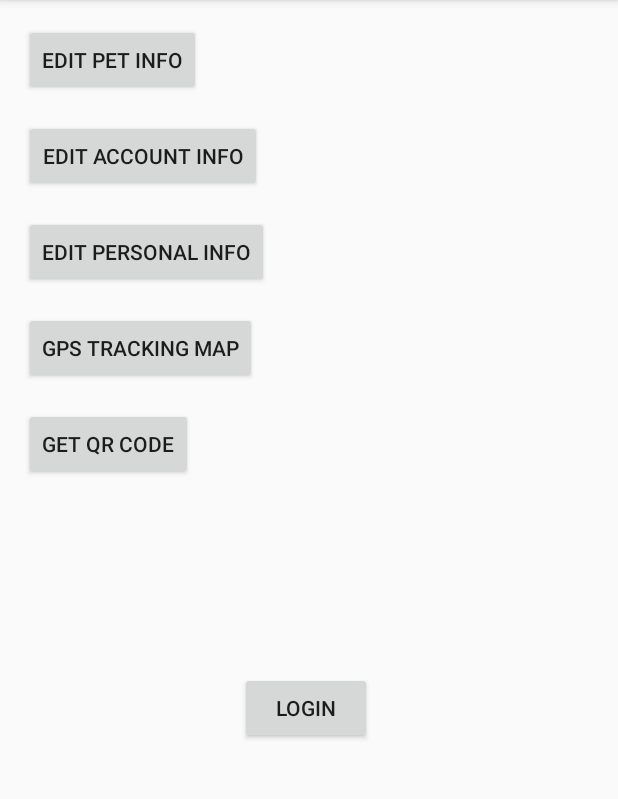
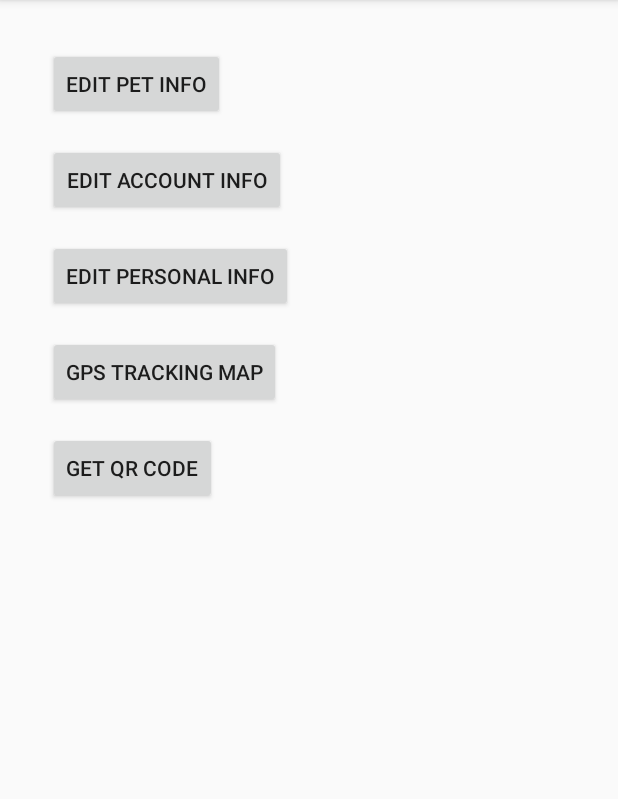
Before and after one commit to jameshoang2709/PeTracker, an Android app: the MainActivity screen opened directly, with no data from a screen before it, on a phone screen of 412 x 824 dp, the part 84-883 px from its top. Run offline under Robolectric (Android 15) with nearby library versions, the light colour scheme and no system bars; network calls fail.

Commit message:
took out login button from main

```diff
--- a/app/src/main/java/com/example/petracker/MainActivity.java
+++ b/app/src/main/java/com/example/petracker/MainActivity.java
@@ -77,10 +77,4 @@ public class MainActivity extends AppCompatActivity {
         intent.putExtra("userId", userId);
         startActivity(intent);
     }
-
-    public void toLogin (View view) {
-        Intent intent = new Intent(this, UserLogin.class);
-        startActivity(intent);
-    }
-
 }
--- a/app/src/main/res/layout/activity_main.xml
+++ b/app/src/main/res/layout/activity_main.xml
@@ -4,11 +4,15 @@
     xmlns:tools="http://schemas.android.com/tools"
     android:layout_width="match_parent"
     android:layout_height="match_parent"
+    android:paddingLeft="@dimen/activity_horizontal_margin"
+    android:paddingTop="@dimen/activity_vertical_margin"
+    android:paddingRight="@dimen/activity_horizontal_margin"
+    android:paddingBottom="@dimen/activity_vertical_margin"
     tools:context=".MainActivity">
 
     <Button
         android:id="@+id/button"
-        android:layout_width="wrap_content"
+        android:layout_width="0dp"
         android:layout_height="wrap_content"
         android:layout_marginStart="16dp"
         android:layout_marginTop="16dp"
@@ -19,7 +23,7 @@
 
     <Button
         android:id="@+id/button2"
-        android:layout_width="wrap_content"
+        android:layout_width="0dp"
         android:layout_height="wrap_content"
         android:layout_marginStart="16dp"
         android:layout_marginTop="16dp"
@@ -61,15 +65,4 @@
         app:layout_constraintStart_toStartOf="parent"
         app:layout_constraintTop_toBottomOf="@+id/button6" />
 
-    <Button
-        android:id="@+id/button8"
-        android:layout_width="wrap_content"
-        android:layout_height="wrap_content"
-        android:layout_marginStart="160dp"
-        android:layout_marginTop="128dp"
-        android:onClick="toLogin"
-        android:text="@string/login"
-        app:layout_constraintStart_toStartOf="parent"
-        app:layout_constraintTop_toBottomOf="@+id/button7" />
-
 </androidx.constraintlayout.widget.ConstraintLayout>
```
